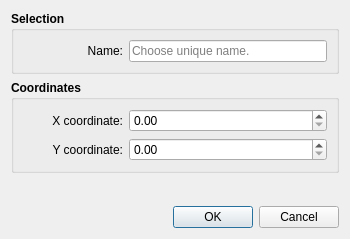
The window that src/libs/vtools/dialogs/tools/dialogsinglepoint.ui (FashionFreedom/Seamly2D) describes before a commit, drawn with Qt 5.
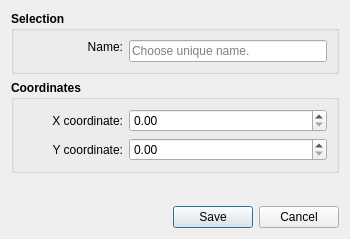
The same window after the commit. Icons and pictures are not drawn.

Commit message: refactor fx boxes in tool dialogs

```diff
--- a/src/libs/vtools/dialogs/tools/dialogsinglepoint.ui
+++ b/src/libs/vtools/dialogs/tools/dialogsinglepoint.ui
@@ -56,10 +56,8 @@
      <property name="title">
       <string>Selection</string>
      </property>
-     <layout class="QVBoxLayout" name="verticalLayout_3">
-      <item>
-       <layout class="QHBoxLayout" name="horizontalLayout">
-        <item>
+     <layout class="QFormLayout" name="formLayout_2">
+      <item row="0" column="0">
          <widget class="QLabel" name="labelEditName">
           <property name="sizePolicy">
            <sizepolicy hsizetype="Preferred" vsizetype="Fixed">
@@ -87,7 +85,7 @@
           </property>
          </widget>
         </item>
-        <item>
+      <item row="0" column="1">
          <widget class="QLineEdit" name="lineEditName">
           <property name="minimumSize">
            <size>
@@ -101,6 +99,9 @@
             <bold>false</bold>
            </font>
           </property>
+        <property name="focusPolicy">
+         <enum>Qt::StrongFocus</enum>
+        </property>
           <property name="toolTip">
            <string>Unique name</string>
           </property>
@@ -113,8 +114,6 @@
          </widget>
         </item>
        </layout>
-      </item>
-     </layout>
     </widget>
    </item>
    <item>
@@ -143,12 +142,7 @@
      <property name="title">
       <string>Coordinates</string>
      </property>
-     <layout class="QVBoxLayout" name="verticalLayout_2">
-      <item>
        <layout class="QFormLayout" name="formLayout">
-        <property name="labelAlignment">
-         <set>Qt::AlignRight|Qt::AlignTrailing|Qt::AlignVCenter</set>
-        </property>
         <item row="0" column="0">
          <widget class="QLabel" name="labelXCor">
           <property name="minimumSize">
@@ -238,8 +232,6 @@
          </widget>
         </item>
        </layout>
-      </item>
-     </layout>
     </widget>
    </item>
    <item>
@@ -261,7 +253,7 @@
       <enum>Qt::Horizontal</enum>
      </property>
      <property name="standardButtons">
-      <set>QDialogButtonBox::Cancel|QDialogButtonBox::Ok</set>
+      <set>QDialogButtonBox::Cancel|QDialogButtonBox::Save</set>
      </property>
     </widget>
    </item>
```
Left out of the diff: 2 changed lines with no effect on the pictures. Lines whose indentation alone changed are shown as unchanged. The commit also changes 124 other files.
